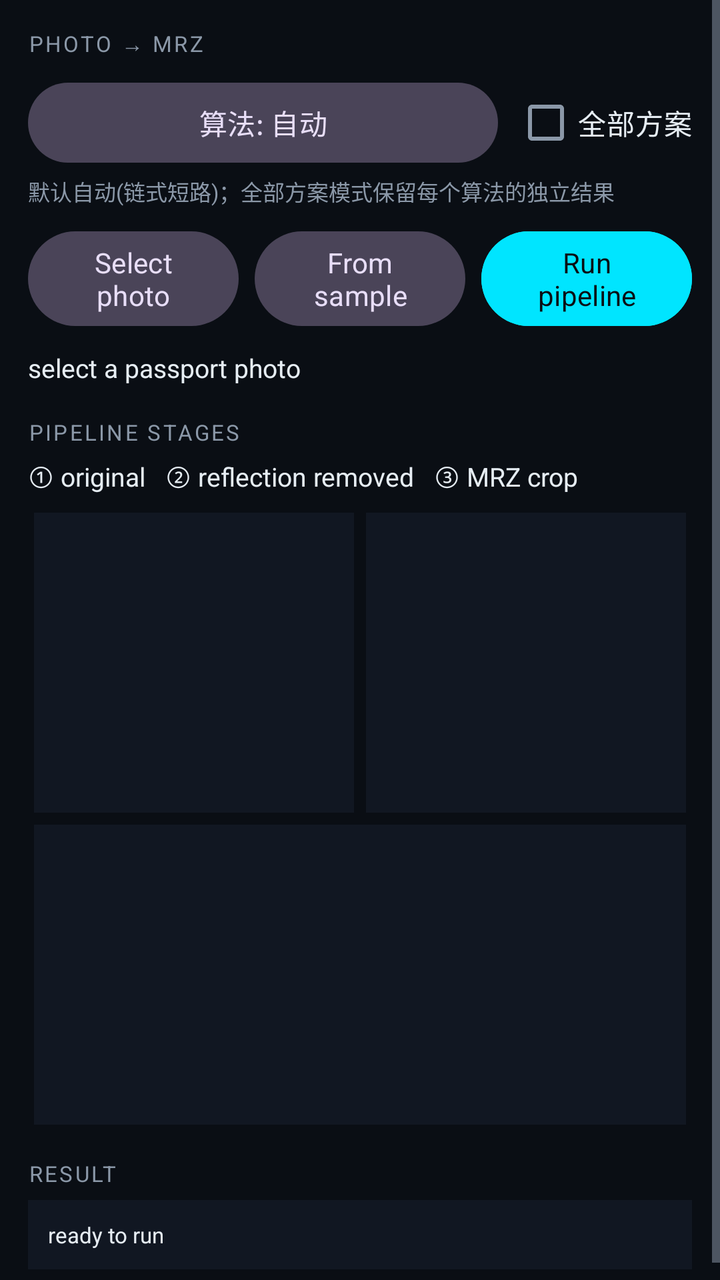
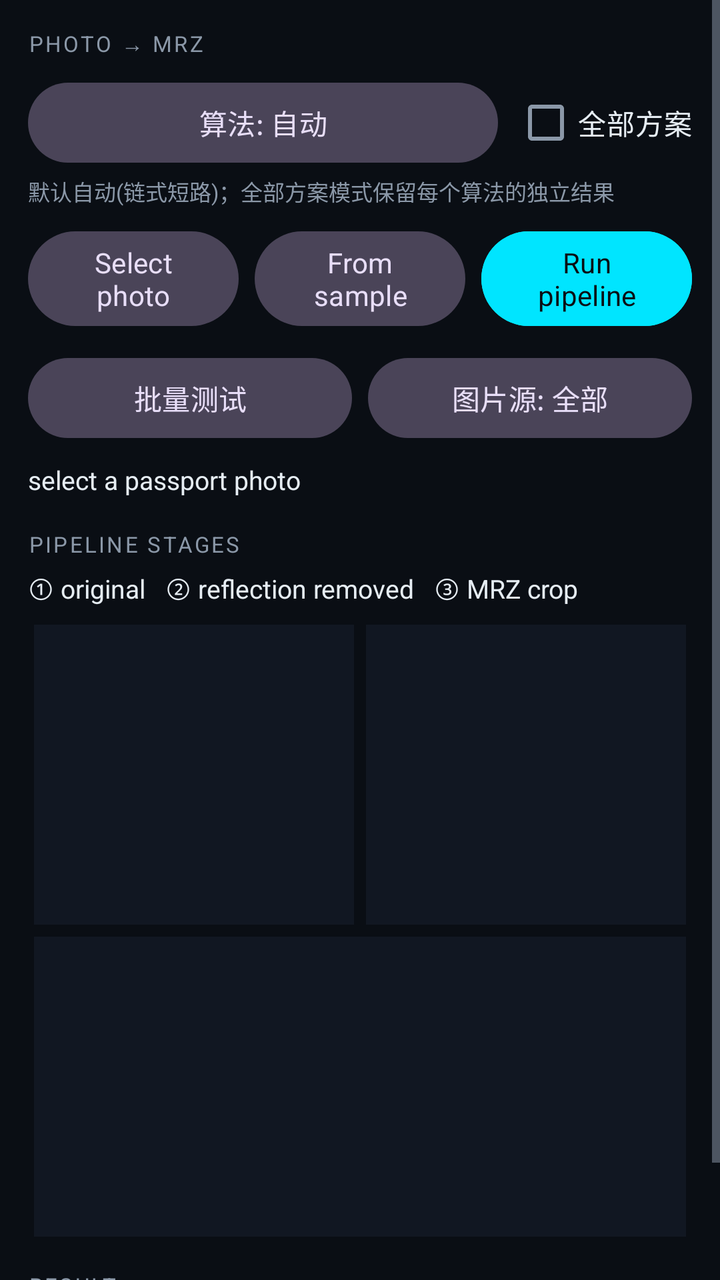

The first picture is an Android layout as it rendered before a commit; the second is the same layout after the commit. The layout source and the unified diff follow.
<!-- AndroidManifest.xml: application theme Theme.MrzBench -->
<!-- res/layout/fragment_photo_mrz.xml -->
<?xml version="1.0" encoding="utf-8"?>
<ScrollView xmlns:android="http://schemas.android.com/apk/res/android"
    android:layout_width="match_parent"
    android:layout_height="match_parent"
    android:background="@color/bg"
    android:fillViewport="true">

    <LinearLayout
        android:layout_width="match_parent"
        android:layout_height="wrap_content"
        android:orientation="vertical"
        android:padding="14dp">

        <TextView
            android:layout_width="wrap_content"
            android:layout_height="wrap_content"
            android:fontFamily="sans-serif-medium"
            android:letterSpacing="0.10"
            android:text="PHOTO → MRZ"
            android:textColor="@color/text_dim"
            android:textSize="11sp" />

        <LinearLayout
            android:layout_width="match_parent"
            android:layout_height="wrap_content"
            android:layout_marginTop="8dp"
            android:gravity="center_vertical"
            android:orientation="horizontal">

            <com.google.android.material.button.MaterialButton
                android:id="@+id/btn_photo_method"
                style="@style/Widget.Material3.Button.TonalButton"
                android:layout_width="0dp"
                android:layout_height="wrap_content"
                android:layout_weight="1"
                android:text="算法: 自动" />

            <CheckBox
                android:id="@+id/cb_photo_all"
                android:layout_width="wrap_content"
                android:layout_height="wrap_content"
                android:layout_marginStart="8dp"
                android:text="全部方案"
                android:textColor="@color/text" />
        </LinearLayout>

        <TextView
            android:layout_width="wrap_content"
            android:layout_height="wrap_content"
            android:layout_marginTop="2dp"
            android:text="默认自动(链式短路)；全部方案模式保留每个算法的独立结果"
            android:textColor="@color/text_dim"
            android:textSize="11sp" />

        <LinearLayout
            android:layout_width="match_parent"
            android:layout_height="wrap_content"
            android:layout_marginTop="8dp"
            android:orientation="horizontal">

            <com.google.android.material.button.MaterialButton
                android:id="@+id/btn_photo_pick"
                style="@style/Widget.Material3.Button.TonalButton"
                android:layout_width="0dp"
                android:layout_height="wrap_content"
                android:layout_weight="1"
                android:text="Select photo" />

            <com.google.android.material.button.MaterialButton
                android:id="@+id/btn_photo_sample"
                style="@style/Widget.Material3.Button.TonalButton"
                android:layout_width="0dp"
                android:layout_height="wrap_content"
                android:layout_marginStart="8dp"
                android:layout_weight="1"
                android:text="From sample" />

            <com.google.android.material.button.MaterialButton
                android:id="@+id/btn_photo_run"
                android:layout_width="0dp"
                android:layout_height="wrap_content"
                android:layout_marginStart="8dp"
                android:layout_weight="1"
                android:backgroundTint="@color/neon_cyan"
                android:text="Run pipeline"
                android:textColor="@color/bg" />
        </LinearLayout>

        <TextView
            android:id="@+id/photo_status"
            style="@style/ValMono"
            android:layout_marginTop="8dp"
            android:text="select a passport photo" />

        <TextView
            android:layout_width="wrap_content"
            android:layout_height="wrap_content"
            android:layout_marginTop="16dp"
            android:fontFamily="sans-serif-medium"
            android:letterSpacing="0.10"
            android:text="PIPELINE STAGES"
            android:textColor="@color/text_dim"
            android:textSize="11sp" />

        <TextView
            android:id="@+id/photo_stage_labels"
            style="@style/ValMono"
            android:layout_marginTop="6dp"
            android:text="① original   ② reflection removed   ③ MRZ crop" />

        <GridLayout
            android:layout_width="match_parent"
            android:layout_height="wrap_content"
            android:layout_marginTop="6dp"
            android:columnCount="2">

            <ImageView
                android:id="@+id/photo_original"
                android:layout_width="0dp"
                android:layout_height="150dp"
                android:layout_columnWeight="1"
                android:layout_margin="3dp"
                android:background="@color/field"
                android:contentDescription="original passport photo"
                android:scaleType="fitCenter" />

            <ImageView
                android:id="@+id/photo_clean"
                android:layout_width="0dp"
                android:layout_height="150dp"
                android:layout_columnWeight="1"
                android:layout_margin="3dp"
                android:background="@color/field"
                android:contentDescription="reflection removed photo"
                android:scaleType="fitCenter" />

            
            <ImageView
                android:id="@+id/photo_mrz"
                android:layout_width="0dp"
                android:layout_height="150dp"
                android:layout_columnSpan="2"
                android:layout_columnWeight="1"
                android:layout_margin="3dp"
                android:background="@color/field"
                android:contentDescription="MRZ crop"
                android:scaleType="fitCenter" />
        </GridLayout>

        <TextView
            android:layout_width="wrap_content"
            android:layout_height="wrap_content"
            android:layout_marginTop="14dp"
            android:fontFamily="sans-serif-medium"
            android:letterSpacing="0.10"
            android:text="RESULT"
            android:textColor="@color/text_dim"
            android:textSize="11sp" />

        <TextView
            android:id="@+id/photo_result"
            android:layout_width="match_parent"
            android:layout_height="wrap_content"
            android:layout_marginTop="6dp"
            android:background="@color/field"
            android:fontFamily="monospace"
            android:padding="10dp"
            android:text="ready to run"
            android:textColor="@color/text"
            android:textIsSelectable="true"
            android:textSize="11sp" />
    </LinearLayout>
</ScrollView>
<!-- resources referenced by this layout -->
<resources>
  <color name="bg">#FF0A0E14</color>
  <color name="field">#FF111722</color>
  <color name="neon_cyan">#FF00E5FF</color>
  <color name="text">#FFE6EDF3</color>
  <color name="text_dim">#FF8B98A8</color>
  <style name="ValMono">
          <item name="android:layout_width">match_parent</item>
          <item name="android:layout_height">wrap_content</item>
          <item name="android:fontFamily">monospace</item>
          <item name="android:textColor">@color/text</item>
          <item name="android:textSize">13sp</item>
      </style>
  <style name="Theme.MrzBench" parent="Theme.Material3.Dark.NoActionBar">
          <item name="android:windowBackground">@color/bg</item>
          <item name="android:statusBarColor">@color/bg</item>
          <item name="android:navigationBarColor">@color/bg</item>
          <item name="colorPrimary">@color/neon_cyan</item>
          <item name="colorOnPrimary">@color/bg</item>
          <item name="colorPrimaryContainer">@color/card</item>
          <item name="colorOnPrimaryContainer">@color/neon_cyan</item>
          <item name="colorSecondary">@color/neon_purple</item>
          <item name="colorOnSecondary">@color/bg</item>
          <item name="colorTertiary">@color/neon_blue</item>
          <item name="colorSurface">@color/card</item>
          <item name="colorOnSurface">@color/text</item>
          <item name="colorSurfaceVariant">@color/field</item>
          <item name="colorOnSurfaceVariant">@color/text_dim</item>
          <item name="colorOutline">@color/border</item>
          <item name="colorError">@color/err</item>
  
          <item name="android:textColorPrimary">@color/text</item>
          <item name="android:textColorSecondary">@color/text_dim</item>
          <item name="android:textColorHint">@color/text_mute</item>
  
          
          <item name="fontFamily">sans-serif</item>
          <item name="fontFamily">monospace</item>
      </style>
  <color name="card">#FF161F30</color>
  <color name="neon_purple">#FFB388FF</color>
  <color name="neon_blue">#FF2E86FF</color>
  <color name="border">#FF1F2A3D</color>
  <color name="err">#FFFF5C7A</color>
  <color name="text_mute">#FF5A6678</color>
</resources>

<!-- the commit's change to res/layout/fragment_photo_mrz.xml (unified diff, before → after) -->
@@ -1,5 +1,6 @@
 <?xml version="1.0" encoding="utf-8"?>
 <ScrollView xmlns:android="http://schemas.android.com/apk/res/android"
+    android:id="@+id/photo_scroll"
     android:layout_width="match_parent"
     android:layout_height="match_parent"
     android:background="@color/bg"
@@ -84,6 +85,30 @@
                 android:backgroundTint="@color/neon_cyan"
                 android:text="Run pipeline"
                 android:textColor="@color/bg" />
+        </LinearLayout>
+
+        <LinearLayout
+            android:layout_width="match_parent"
+            android:layout_height="wrap_content"
+            android:layout_marginTop="8dp"
+            android:orientation="horizontal">
+
+            <com.google.android.material.button.MaterialButton
+                android:id="@+id/btn_photo_batch"
+                style="@style/Widget.Material3.Button.TonalButton"
+                android:layout_width="0dp"
+                android:layout_height="wrap_content"
+                android:layout_weight="1"
+                android:text="批量测试" />
+
+            <com.google.android.material.button.MaterialButton
+                android:id="@+id/btn_photo_batch_group"
+                style="@style/Widget.Material3.Button.TonalButton"
+                android:layout_width="0dp"
+                android:layout_height="wrap_content"
+                android:layout_marginStart="8dp"
+                android:layout_weight="1"
+                android:text="图片源: 全部" />
         </LinearLayout>
 
         <TextView
